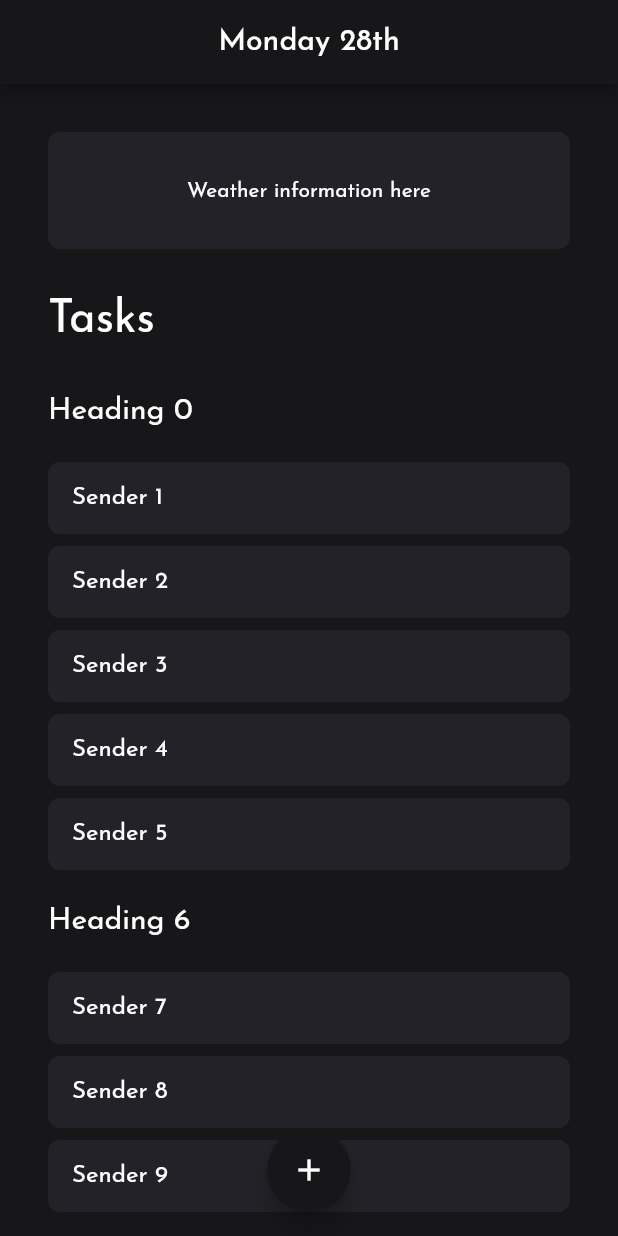
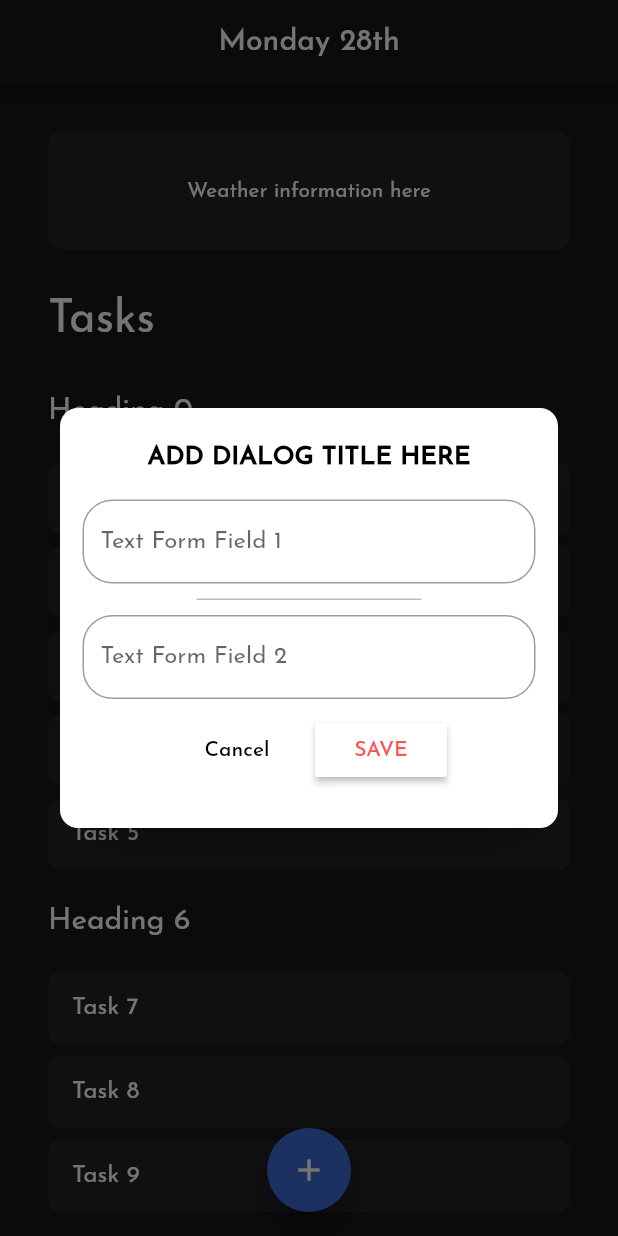
Before and after one commit to IanWambai/HydroIQToDo, a Flutter app: the screen it shows after launch, after a tap on the "add" icon, on a phone screen of 412 x 824 dp. Run offline on Flutter 3.47's test engine with Material 2 defaults, Android fonts, the phone set to English and light mode, and no system bars.

Commit message:
ToDo Dialog
Add to to dialog for entering text.

Signed-off-by: Ian Wambai <ianwambai@gmail.com>

```diff
--- a/lib/main.dart
+++ b/lib/main.dart
@@ -48,15 +48,22 @@ class MyHomePage extends StatefulWidget {
 class _MyHomePageState extends State<MyHomePage> {
   final List<ListItem> items = List<ListItem>.generate(
     30,
-    (i) => i % 6 == 0 ? HeadingItem("Heading $i") : MessageItem("Sender $i"),
+    (i) => i % 6 == 0 ? HeadingItem("Heading $i") : MessageItem("Task $i"),
   );
 
-  int _counter = 0;
-
-  void _incrementCounter() {
-    setState(() {
-      _counter++;
-    });
+  _displayDialog() {
+    return showDialog(
+        context: context,
+        builder: (BuildContext context) {
+          return Dialog(
+            shape: RoundedRectangleBorder(
+              borderRadius: BorderRadius.circular(50),
+            ),
+            elevation: 6,
+            backgroundColor: Colors.transparent,
+            child: _DialogWithTextField(context),
+          );
+        });
   }
 
   @override
@@ -130,7 +137,8 @@ class _MyHomePageState extends State<MyHomePage> {
       ),
       floatingActionButtonLocation: FloatingActionButtonLocation.centerFloat,
       floatingActionButton: FloatingActionButton(
-        onPressed: _incrementCounter,
+        backgroundColor: Color(0xff3E6AD5),
+        onPressed: _displayDialog,
         tooltip: 'Increment',
         child: Icon(Icons.add),
       ),
@@ -185,3 +193,90 @@ class MessageItem implements ListItem {
         ),
       );
 }
+
+Widget _DialogWithTextField(BuildContext context) => Container(
+      height: 280,
+      decoration: BoxDecoration(
+        color: Colors.white,
+        shape: BoxShape.rectangle,
+        borderRadius: BorderRadius.all(Radius.circular(12)),
+      ),
+      child: Column(
+        children: <Widget>[
+          SizedBox(height: 24),
+          Text(
+            "ADD DIALOG TITLE HERE".toUpperCase(),
+            textAlign: TextAlign.center,
+            style: TextStyle(
+              color: Colors.black,
+              fontWeight: FontWeight.bold,
+              fontSize: 17,
+            ),
+          ),
+          SizedBox(height: 10),
+          Padding(
+              padding:
+                  EdgeInsets.only(top: 10, bottom: 10, right: 15, left: 15),
+              child: TextFormField(
+                maxLines: 1,
+                autofocus: false,
+                keyboardType: TextInputType.text,
+                decoration: InputDecoration(
+                  labelText: 'Text Form Field 1',
+                  border: OutlineInputBorder(
+                    borderRadius: BorderRadius.circular(20.0),
+                  ),
+                ),
+              )),
+          Container(
+            width: 150.0,
+            height: 1.0,
+            color: Colors.grey[400],
+          ),
+          Padding(
+              padding: EdgeInsets.only(top: 10, right: 15, left: 15),
+              child: TextFormField(
+                maxLines: 1,
+                autofocus: false,
+                keyboardType: TextInputType.text,
+                decoration: InputDecoration(
+                  labelText: 'Text Form Field 2',
+                  border: OutlineInputBorder(
+                    borderRadius: BorderRadius.circular(20.0),
+                  ),
+                ),
+              )),
+          SizedBox(height: 10),
+          Row(
+            mainAxisSize: MainAxisSize.min,
+            children: <Widget>[
+              FlatButton(
+                onPressed: () {
+                  Navigator.of(context).pop();
+                },
+                child: Text(
+                  "Cancel",
+                  style: TextStyle(
+                    color: Colors.black,
+                  ),
+                ),
+              ),
+              SizedBox(width: 8),
+              RaisedButton(
+                color: Colors.white,
+                child: Text(
+                  "Save".toUpperCase(),
+                  style: TextStyle(
+                    color: Colors.redAccent,
+                  ),
+                ),
+                onPressed: () {
+                  print('Update the user info');
+                  // return Navigator.of(context).pop(true);
+                },
+              )
+            ],
+          ),
+        ],
+      ),
+    );
```
